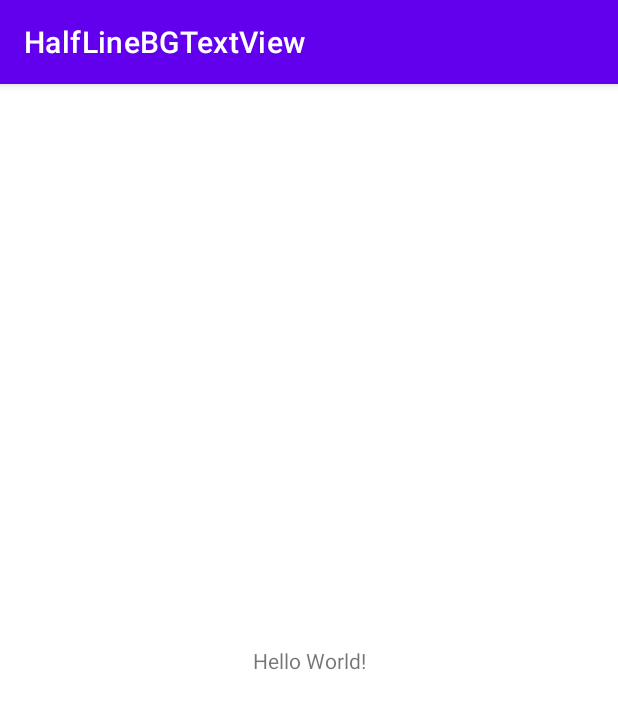
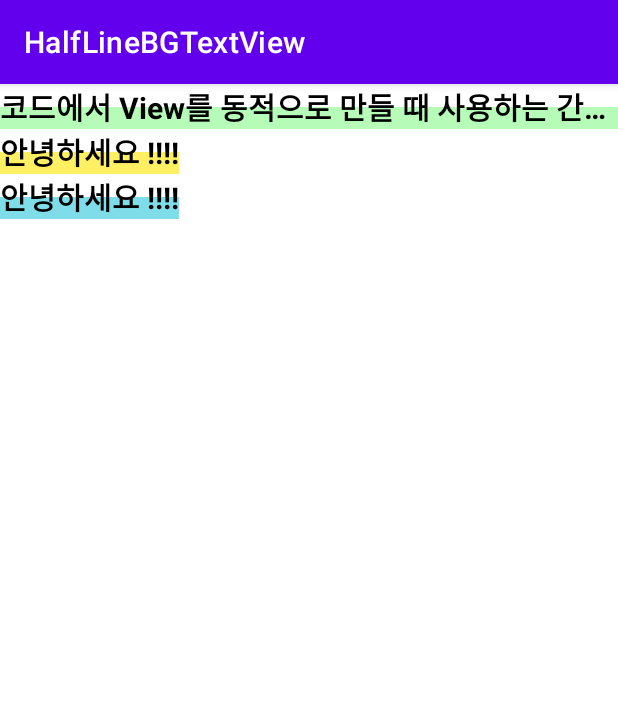
Before and after one commit to hydok/HalfLineBgTextView, an Android app: the screen it shows after launch (MainActivity), on a phone screen of 412 x 824 dp. Shown: the top 709 px of the screen. Run offline under Robolectric (Android 15) with nearby library versions, the phone set to English and light mode, and no system bars.

Commit message:
halflineBG only 1Line..

```diff
--- /dev/null
+++ b/app/src/main/java/kr/co/halflinebgtextview/HalfLineTextView.kt
@@ -0,0 +1,57 @@
+package kr.co.halflinebgtextview
+
+import android.content.Context
+import android.util.AttributeSet
+import android.util.TypedValue
+import android.view.LayoutInflater
+import android.widget.LinearLayout
+import kr.co.halflinebgtextview.databinding.HalfLineTextBinding
+
+open class HalfLineTextView @JvmOverloads constructor(
+    context: Context,
+    attrs: AttributeSet?,
+    defStyleRes: Int = 0
+) : LinearLayout(context, attrs, defStyleRes) {
+
+    private val binding = HalfLineTextBinding.inflate(LayoutInflater.from(context), this, true)
+
+    init {
+        context.obtainStyledAttributes(attrs, R.styleable.HalfLineTextView).run {
+
+            binding.textView.apply {
+                text = getString(R.styleable.HalfLineTextView_text)
+                setTextColor(getColor(R.styleable.HalfLineTextView_textColor, 0xFFFF0000.toInt()))
+                setTextSize(
+                    TypedValue.COMPLEX_UNIT_PX,
+                    getDimensionPixelSize(R.styleable.HalfLineTextView_textSize, 11).toFloat()
+                )
+                binding.bgView.setBackgroundColor(
+                    getColor(
+                        R.styleable.HalfLineTextView_bgColor,
+                        0xFFFF0000.toInt()
+                    )
+                )
+            }
+            recycle()
+        }
+
+        binding.textView.viewTreeObserver.addOnGlobalLayoutListener {
+            val param = binding.bgView.layoutParams
+
+            param.apply {
+                width = binding.textView.width
+                height = binding.textView.height / 2
+            }
+            binding.bgView.apply {
+                layoutParams = param
+            }
+        }
+
+    }
+
+    fun setBgColor(color: Int) = binding.bgView.setBackgroundColor(color)
+    fun setText(text: String) {
+        binding.textView.text = text
+    }
+    fun setTextColor(color: Int) = binding.textView.setTextColor(color)
+}
--- a/app/src/main/java/kr/co/halflinebgtextview/MainActivity.kt
+++ b/app/src/main/java/kr/co/halflinebgtextview/MainActivity.kt
@@ -2,10 +2,17 @@ package kr.co.halflinebgtextview
 
 import androidx.appcompat.app.AppCompatActivity
 import android.os.Bundle
+import androidx.core.content.ContextCompat
+import kr.co.halflinebgtextview.databinding.ActivityMainBinding
 
 class MainActivity : AppCompatActivity() {
     override fun onCreate(savedInstanceState: Bundle?) {
         super.onCreate(savedInstanceState)
-        setContentView(R.layout.activity_main)
+        val binding = ActivityMainBinding.inflate(layoutInflater)
+        setContentView(binding.root)
+
+        binding.text1.setBgColor(ContextCompat.getColor(this, R.color.lime))
+
+
     }
 }
--- a/app/src/main/res/layout/activity_main.xml
+++ b/app/src/main/res/layout/activity_main.xml
@@ -1,18 +1,38 @@
 <?xml version="1.0" encoding="utf-8"?>
-<androidx.constraintlayout.widget.ConstraintLayout xmlns:android="http://schemas.android.com/apk/res/android"
+<LinearLayout xmlns:android="http://schemas.android.com/apk/res/android"
     xmlns:app="http://schemas.android.com/apk/res-auto"
     xmlns:tools="http://schemas.android.com/tools"
     android:layout_width="match_parent"
     android:layout_height="match_parent"
+    android:orientation="vertical"
     tools:context=".MainActivity">
 
-    <TextView
+    <kr.co.halflinebgtextview.HalfLineTextView
+        android:id="@+id/text1"
         android:layout_width="wrap_content"
         android:layout_height="wrap_content"
-        android:text="Hello World!"
-        app:layout_constraintBottom_toBottomOf="parent"
-        app:layout_constraintLeft_toLeftOf="parent"
-        app:layout_constraintRight_toRightOf="parent"
-        app:layout_constraintTop_toTopOf="parent" />
+        app:bgColor="@color/lime"
+        app:text="코드에서 View를 동적으로 만들 때 사용하는 간단한 생성자다"
+        app:textColor="@color/black"
+        app:textSize="20sp" />
 
-</androidx.constraintlayout.widget.ConstraintLayout>
+    <kr.co.halflinebgtextview.HalfLineTextView
+        android:id="@+id/text2"
+        android:layout_width="wrap_content"
+        android:layout_height="wrap_content"
+        app:bgColor="@color/banana"
+        app:text="안녕하세요 !!!!"
+        app:textColor="@color/black"
+        app:textSize="20sp" />
+
+    <kr.co.halflinebgtextview.HalfLineTextView
+        android:id="@+id/text3"
+        android:layout_width="wrap_content"
+        android:layout_height="wrap_content"
+        app:bgColor="@color/sky"
+        app:text="안녕하세요 !!!!"
+        app:textColor="@color/black"
+        app:textSize="20sp" />
+
+
+</LinearLayout>
--- /dev/null
+++ b/app/src/main/res/layout/half_line_text.xml
@@ -0,0 +1,27 @@
+<?xml version="1.0" encoding="utf-8"?>
+<androidx.constraintlayout.widget.ConstraintLayout xmlns:android="http://schemas.android.com/apk/res/android"
+
+    xmlns:app="http://schemas.android.com/apk/res-auto"
+    xmlns:tools="http://schemas.android.com/tools"
+    android:layout_width="match_parent"
+    android:layout_height="match_parent">
+
+    <View
+        android:id="@+id/bgView"
+        android:layout_width="0dp"
+        android:layout_height="10dp"
+        app:layout_constraintBottom_toBottomOf="@+id/textView"
+        app:layout_constraintLeft_toLeftOf="@+id/textView"
+        app:layout_constraintRight_toRightOf="@+id/textView" />
+
+    <TextView
+        android:id="@+id/textView"
+        android:layout_width="wrap_content"
+        android:layout_height="wrap_content"
+        android:maxLines="1"
+        android:ellipsize="end"
+        android:text="hydok"
+        android:textStyle="bold"
+        app:layout_constraintLeft_toLeftOf="parent"
+        app:layout_constraintTop_toTopOf="parent" />
+</androidx.constraintlayout.widget.ConstraintLayout>
--- /dev/null
+++ b/app/src/main/res/values/attrs.xml
@@ -0,0 +1,9 @@
+<?xml version="1.0" encoding="utf-8"?>
+<resources>
+    <declare-styleable name="HalfLineTextView">
+        <attr name="text" format="reference|string" />
+        <attr name="textColor" format="reference|integer|color" />
+        <attr name="textSize" format="reference|dimension" />
+        <attr name="bgColor" format="reference|integer|color" />
+    </declare-styleable>
+</resources>
--- a/app/src/main/res/values/colors.xml
+++ b/app/src/main/res/values/colors.xml
@@ -7,4 +7,9 @@
     <color name="teal_700">#FF018786</color>
     <color name="black">#FF000000</color>
     <color name="white">#FFFFFFFF</color>
+
+
+    <color name="sky">#8000BCD4</color>
+    <color name="lime">#9987F88B</color>
+    <color name="banana">#CCFFEB3B</color>
 </resources>
```
